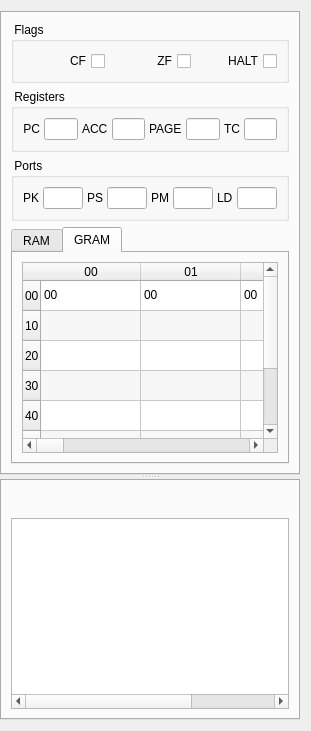
Before: the Qt Designer form ui/MSM50XX.ui in azya52/BrickEmuPy, drawn with Qt 5.
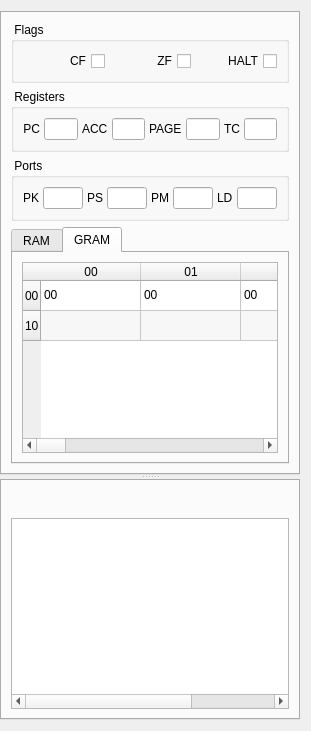
After: the same form once the commit is applied. The open tabs and pages were chosen to show the change. Icons and pictures are not drawn.

Patch:
```diff
--- a/ui/MSM50XX.ui
+++ b/ui/MSM50XX.ui
@@ -765,36 +765,6 @@
                             <string>10</string>
                           </property>
                           </row>
-                          <row>
-                          <property name="text">
-                            <string>20</string>
-                          </property>
-                          </row>
-                          <row>
-                          <property name="text">
-                            <string>30</string>
-                          </property>
-                          </row>
-                          <row>
-                          <property name="text">
-                            <string>40</string>
-                          </property>
-                          </row>
-                          <row>
-                          <property name="text">
-                            <string>50</string>
-                          </property>
-                          </row>
-                          <row>
-                          <property name="text">
-                            <string>60</string>
-                          </property>
-                          </row>
-                          <row>
-                          <property name="text">
-                            <string>70</string>
-                          </property>
-                          </row>
                           <column>
                           <property name="text">
                             <string>00</string>
```
